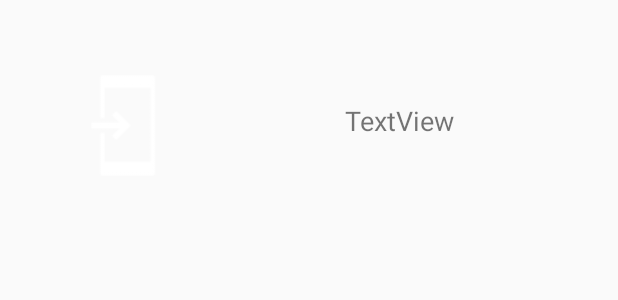
After one commit to pal94/trip-planner, an Android app: the layout find_trip_details.xml on its own in the app's theme, with its tools: preview values and no code run, on a phone screen of 412 x 824 dp. The commit adds this screen. Shown: the top 300 px of the screen. Run offline under Robolectric (Android 15) with nearby library versions, the light colour scheme and no system bars.

Commit message:
Created Find trips and updated my and create trips.

```diff
--- a/app/src/main/java/com/example/tripplanner/CreateATrip.java
+++ b/app/src/main/java/com/example/tripplanner/CreateATrip.java
@@ -89,11 +89,11 @@ public class CreateATrip extends AppCompatActivity {
                                     Log.d("ids", ids.toString());
                                     Map<String, Object> mtrips = new HashMap<>();
                                     mtrips.put("tripId", tripId);
-                                    db.collection("users").document(loggedUser.email).collection("myTrip").add(mtrips).addOnCompleteListener(new OnCompleteListener<DocumentReference>() {
+                                    db.collection("users").document(loggedUser.email).collection("myTrip").document(tripId).set(mtrips).addOnCompleteListener(new OnCompleteListener<Void>() {
                                         @Override
-                                        public void onComplete(@NonNull Task<DocumentReference> task) {
+                                        public void onComplete(@NonNull Task<Void> task) {
                                             if(task.isSuccessful()){
-                                                Log.d("Trip ADded", "Added Trip to user");
+                                                Log.d("TAG", "Trip Created");
                                             }
                                         }
                                     });
--- /dev/null
+++ b/app/src/main/res/layout/find_trip_details.xml
@@ -0,0 +1,28 @@
+<?xml version="1.0" encoding="utf-8"?>
+<androidx.constraintlayout.widget.ConstraintLayout xmlns:android="http://schemas.android.com/apk/res/android"
+    xmlns:app="http://schemas.android.com/apk/res-auto"
+    xmlns:tools="http://schemas.android.com/tools"
+    android:layout_width="match_parent"
+    android:layout_height="match_parent">
+    <TextView
+        android:id="@+id/tvTripTitle"
+        android:layout_width="wrap_content"
+        android:layout_height="wrap_content"
+        android:layout_marginTop="68dp"
+        android:layout_marginEnd="109dp"
+        android:text="TextView"
+        android:textSize="18sp"
+        app:layout_constraintEnd_toEndOf="parent"
+        app:layout_constraintTop_toTopOf="parent" />
+
+    <ImageView
+        android:id="@+id/tvTripDetail"
+        android:layout_width="108dp"
+        android:layout_height="87dp"
+        android:layout_marginStart="31dp"
+        android:layout_marginTop="40dp"
+        app:layout_constraintStart_toStartOf="parent"
+        app:layout_constraintTop_toTopOf="parent"
+        app:srcCompat="@drawable/common_full_open_on_phone" />
+
+</androidx.constraintlayout.widget.ConstraintLayout>
```
Also changed, not shown: app/src/main/java/com/example/tripplanner/FindTrips.java (+58 -1 lines), app/src/main/java/com/example/tripplanner/FriendTripAdapter.java (added, +18 -0 lines), app/src/main/java/com/example/tripplanner/MyTrips.java (+39 -15 lines), app/src/main/res/layout/activity_find_trips.xml (+8 -0 lines).
